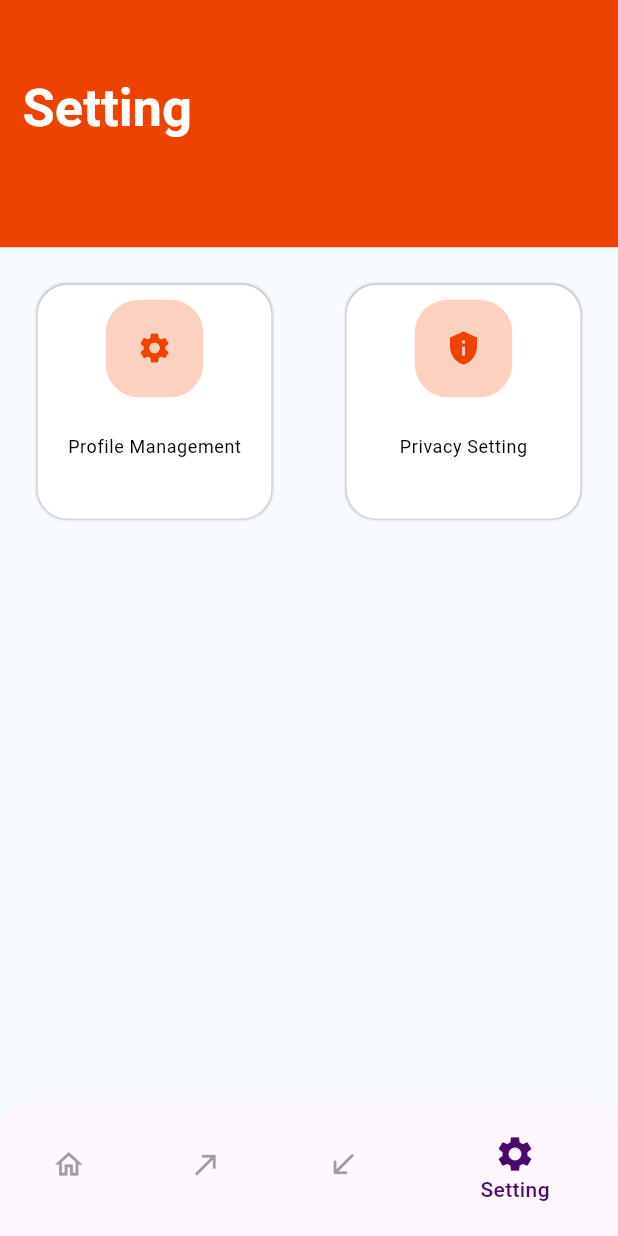
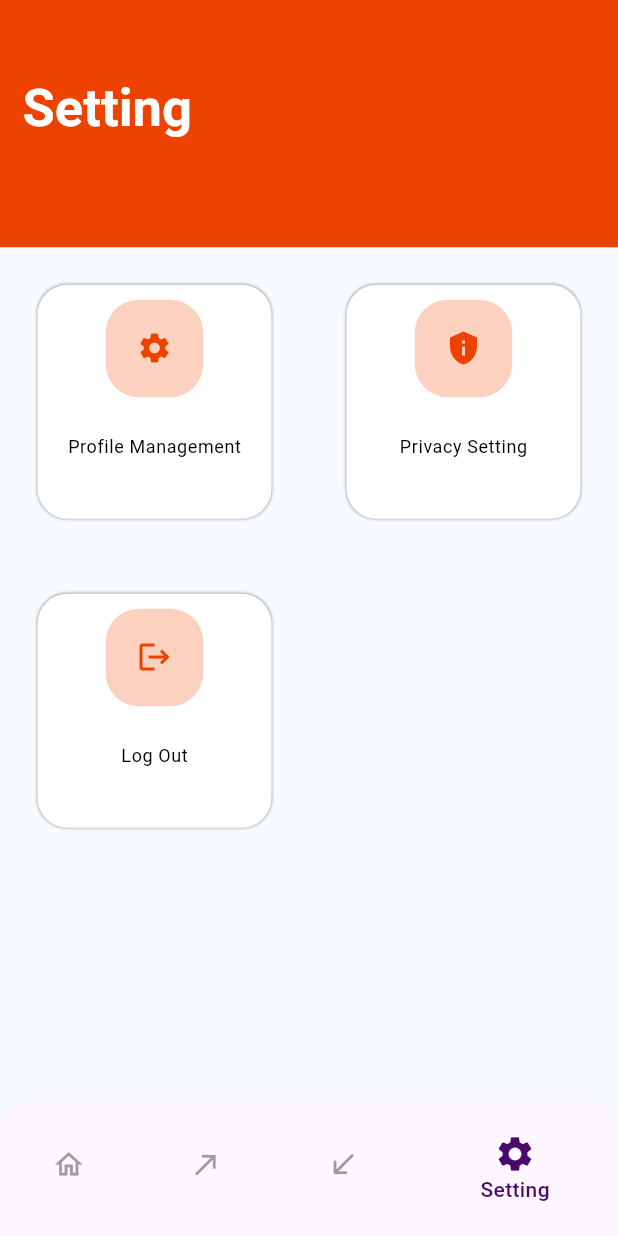
Before and after one commit to mostafamagde/mini_InstaPay, a Flutter app: the LayoutView screen opened by its route, item 4 of the bottom bar chosen, on a phone screen of 412 x 824 dp. Run offline on Flutter 3.47's test engine with Material 3 defaults, Android fonts, the phone set to English and light mode, and no system bars; our stand-ins replace bloc, dartz, dio, flutter_bloc, flutter_screenutil, get_it and 1 more.

Commit message:
add logout button

```diff
--- a/lib/core/api_helper/api_constants.dart
+++ b/lib/core/api_helper/api_constants.dart
@@ -10,4 +10,5 @@ class ApiConstants {
   static const String changeEmail = 'user/changeEmail';
   static const String ConfirmChangeEmail = 'user/confirmChangeEmail';
   static const String updatePassword = 'user/updatePassword';
+  static const String logOut = 'user/logout';
 }
--- a/lib/features/layout_view/presentation/views/layout_view.dart
+++ b/lib/features/layout_view/presentation/views/layout_view.dart
@@ -1,7 +1,11 @@
 import 'package:flutter/material.dart';
+import 'package:flutter_bloc/flutter_bloc.dart';
 import 'package:untitled2/core/utils/Constants.dart';
+import 'package:untitled2/core/utils/service_locator.dart';
 import 'package:untitled2/features/home_view/presentation/views/home_view.dart';
+import 'package:untitled2/features/setting_view/presentation/manager/log_out_cubit/log_out_cubit.dart';
 
+import '../../../setting_view/data/repos/setting_repo_impl.dart';
 import '../../../setting_view/presentation/views/setting_view.dart';
 import '../../../transaction_module/presentation/views/receive_money_view.dart';
 import '../../../transaction_module/presentation/views/send_money_view.dart';
@@ -22,7 +26,11 @@ class _LayoutViewState extends State<LayoutView> {
       const HomeView(),
       const SendMoneyView(),
       const ReceiveMoneyView(),
-      const SettingView(),
+      BlocProvider(
+        create: (context) =>
+            LogOutCubit(ServiceLocator.getIt.get<SettingRepoImpl>()),
+        child: SettingView(),
+      ),
     ];
 
     var theme = Theme.of(context);
--- a/lib/features/setting_view/data/repos/setting_repo.dart
+++ b/lib/features/setting_view/data/repos/setting_repo.dart
@@ -7,4 +7,5 @@ abstract class SettingRepo{
   Future<Either<Errors,String >> changeCredintials({required CredinitialsModel model});
   Future<Either<Errors,String >> changePassword({required String oldPass, required String newPass});
   Future<Either<Errors,String >> changeEmail({required String email});
+  Future<Either<Errors,String >> logOut();
 }
--- a/lib/features/setting_view/presentation/manager/change_credintials_cubit/change_credinitials_cubit.dart
+++ b/lib/features/setting_view/presentation/manager/change_credintials_cubit/change_credinitials_cubit.dart
@@ -1,4 +1,3 @@
-import 'package:bloc/bloc.dart';
 import 'package:flutter_bloc/flutter_bloc.dart';
 import 'package:meta/meta.dart';
 
--- /dev/null
+++ b/lib/features/setting_view/presentation/manager/log_out_cubit/log_out_cubit.dart
@@ -0,0 +1,26 @@
+import 'package:flutter_bloc/flutter_bloc.dart';
+import 'package:meta/meta.dart';
+import 'package:untitled2/features/setting_view/data/repos/setting_repo.dart';
+
+part 'log_out_state.dart';
+
+class LogOutCubit extends Cubit<LogOutState> {
+  LogOutCubit(this._settingRepo) : super(LogOutInitial());
+  SettingRepo _settingRepo;
+
+  static LogOutCubit get(context) => BlocProvider.of(context);
+
+  Future<void> logOut() async {
+
+    emit(LogOutLoading());
+    var data = await _settingRepo.logOut();
+    data.fold(
+      (failure) => emit(LogOutFailure(errorMessage: failure.errMessage)),
+      (message) => emit(
+        LogOutSuccess(
+          successMessage: message,
+        ),
+      ),
+    );
+  }
+}
--- /dev/null
+++ b/lib/features/setting_view/presentation/manager/log_out_cubit/log_out_state.dart
@@ -0,0 +1,17 @@
+part of 'log_out_cubit.dart';
+
+@immutable
+sealed class LogOutState {}
+
+final class LogOutInitial extends LogOutState {}
+final class LogOutFailure extends LogOutState {
+  final String errorMessage;
+
+   LogOutFailure({required this.errorMessage });
+}
+final class LogOutSuccess extends LogOutState {
+  final String successMessage;
+
+   LogOutSuccess({required this.successMessage });
+}
+final class LogOutLoading extends LogOutState {}
--- a/lib/features/setting_view/presentation/views/setting_view.dart
+++ b/lib/features/setting_view/presentation/views/setting_view.dart
@@ -1,17 +1,29 @@
 import 'package:flutter/material.dart';
-import 'package:flutter_screenutil/flutter_screenutil.dart';
-import 'package:untitled2/core/models/user_model.dart';
+import 'package:flutter_bloc/flutter_bloc.dart';
 import 'package:untitled2/core/routes_manager/routes_names.dart';
 
 import '../../../../core/widgets/CustomTitleContainer.dart';
 import '../../../../core/widgets/custom_small_button.dart';
+import '../manager/log_out_cubit/log_out_cubit.dart';
 
 class SettingView extends StatelessWidget {
   const SettingView({super.key});
 
   @override
   Widget build(BuildContext context) {
-    return Column(
+    var cubit = LogOutCubit.get(context);
+    return BlocListener<LogOutCubit, LogOutState>(
+      listener: (context, state) {
+        if (state is LogOutSuccess) {
+          print(state.successMessage);
+          Navigator.pushNamedAndRemoveUntil(
+            context,
+            RoutesNames.loginView,
+            (route) => false,
+          );
+        }
+      },
+      child: Column(
         crossAxisAlignment: CrossAxisAlignment.center,
         mainAxisAlignment: MainAxisAlignment.center,
         children: [
@@ -45,10 +57,17 @@ class SettingView extends StatelessWidget {
                     );
                   },
                 ),
+                CustomSmallButton(
+                  padding: 25,
+                  name: "Log Out",
+                  icon: Icons.logout,
+                  onTap: () => cubit.logOut(),
+                ),
               ],
             ),
           ),
         ],
+      ),
     );
   }
 }
```
Also changed, not shown: lib/features/setting_view/data/repos/setting_repo_impl.dart (+24 -4 lines). Lines whose indentation alone changed are shown as unchanged.
